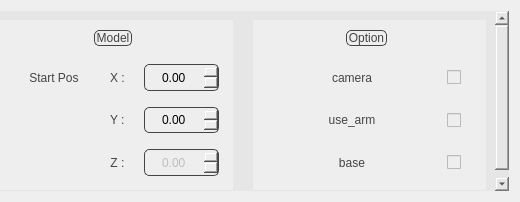
mhpark-etri/Multi-Agent-Simulator, file code/Multi-Agent-Simulator/widgetRobotItem.ui: the form before one commit; both pictures show x 273 to 793 and y 0 to 202 of the 793 by 202 pixel window.
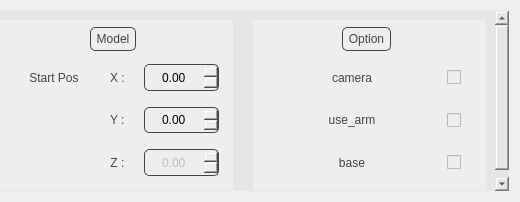
The form after the commit.

```diff
--- a/code/Multi-Agent-Simulator/widgetRobotItem.ui
+++ b/code/Multi-Agent-Simulator/widgetRobotItem.ui
@@ -369,8 +369,9 @@
     border-radius : 5px;
     background-color: #eeeeee;
     subcontrol-position: top center;
+	padding: 4px;
     left: -5px;
-	top: 10px;
+	top: 7px;
 }</string>
            </property>
            <property name="title">
@@ -848,9 +849,13 @@
     border-radius : 5px;
     background-color: #eeeeee;
     subcontrol-position: top center;
+	padding: 4px;
     left: -5px;
-	top: 10px;
-}</string>
+	top: 7px;
+}
+
+
+</string>
            </property>
            <property name="title">
             <string>Option</string>
```
Left out of the diff: 32 changed lines with no effect on the pictures.
